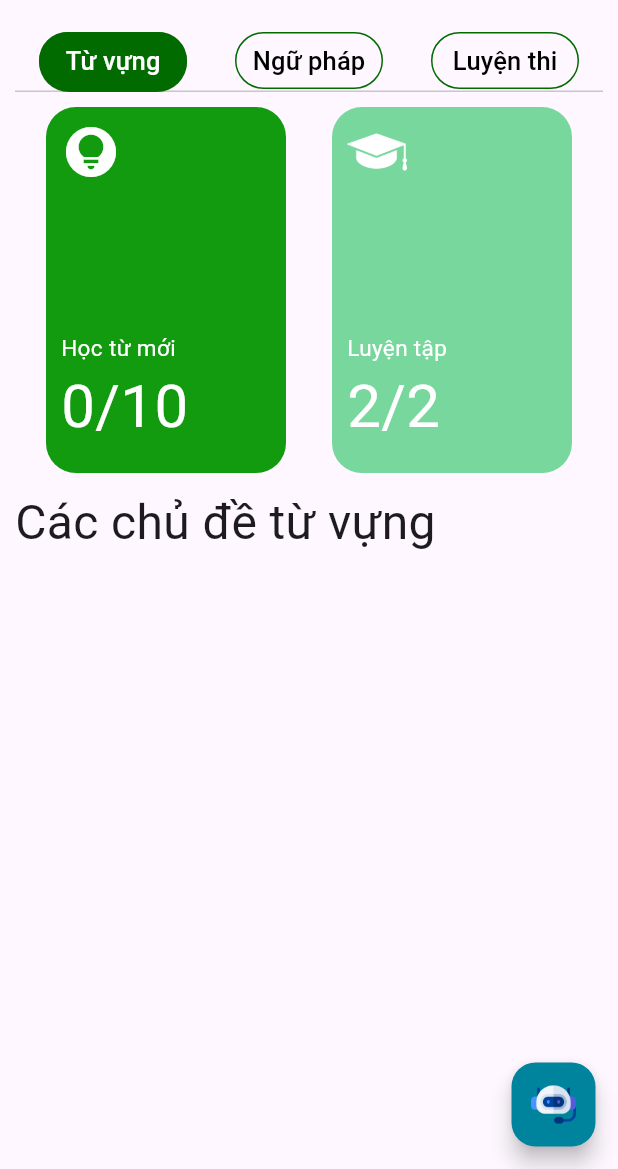
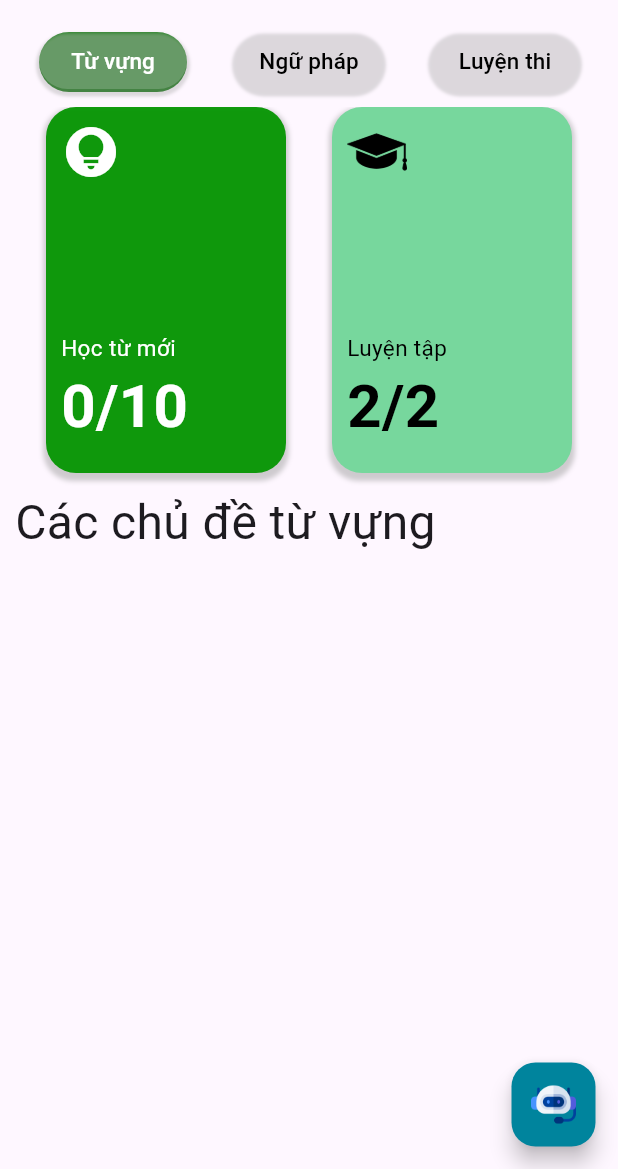
Before and after one commit to DAIKOOH12/android_nc, a Flutter app: the screen it shows once a user with an empty profile is signed in, on a phone screen of 412 x 824 dp, the part 67-1236 px from its top. Run offline on Flutter 3.47's test engine with Material 3 defaults, Android fonts, the phone set to English and light mode, and no system bars; our stand-ins replace audioplayers, cached_network_image, cloud_firestore, firebase_auth, firebase_core, fl_chart and 10 more; missing offline and left inert: flutter_facebook_auth, flutter_pdfview, syncfusion_flutter_pdfviewer; accounts and stored records are empty.

Commit message:
chinh sua giao dien

```diff
--- a/lib/pages/trangChu.dart
+++ b/lib/pages/trangChu.dart
@@ -59,9 +59,7 @@ class _trangChuState extends State<trangChu> {
 
     if (getTienDo.docs.isNotEmpty) {
       print("Đã có");
-    }
-    else {
-
+    } else {
       try {
         await FirebaseFirestore.instance.collection('tienDo').add({
           'sEmail': FirebaseAuth.instance.currentUser?.email,
@@ -102,9 +100,7 @@ class _trangChuState extends State<trangChu> {
           child: ListView(
             children: [
               Container(
-                  constraints: BoxConstraints(
-                    maxWidth: 50
-                  ),
+                constraints: BoxConstraints(maxWidth: 50),
                 padding: EdgeInsets.all(10),
                 height: 100,
                 color: Colors.green,
@@ -112,36 +108,38 @@ class _trangChuState extends State<trangChu> {
                   crossAxisAlignment: CrossAxisAlignment.center,
                   mainAxisAlignment: MainAxisAlignment.center,
                   children: [
-                      Text(name, style: TextStyle(fontSize: 18),),
-                      Text(sEmail),
+                    Text(
+                      name,
+                      style: TextStyle(fontSize: 18, color: Colors.white),
+                    ),
+                    Text(
+                      sEmail,
+                      style: TextStyle(fontSize: 15, color: Colors.white),
+                    ),
                   ],
                 ),
               ),
+              Image(image: AssetImage('images/gfu_image.jpg')),
               ElevatedButton(
-                  onPressed: (){
-                    Navigator.push(context, MaterialPageRoute(builder: (context){
+                  onPressed: () {
+                    Navigator.push(context,
+                        MaterialPageRoute(builder: (context) {
                       return tienDoHomNay();
                     }));
                   },
-                  style: ElevatedButton.styleFrom(
-
-                  ),
                   child: Row(
                     mainAxisAlignment: MainAxisAlignment.center,
                     children: [
                       Icon(Icons.insert_chart),
                       Text(
                         'Quá trình học tập',
-                        style: TextStyle(
-
-                        ),
+                        style: TextStyle(),
                       ),
                     ],
-                  )
-                ),
-                Center(
-                  child: MaterialButton(
-                    color: Colors.purple[200],
+                  )),
+              Padding(
+                padding: const EdgeInsets.fromLTRB(60,0,60,0),
+                child: ElevatedButton(
                   onPressed: () async {
                     await FirebaseAuth.instance.signOut();
                     await GoogleSignIn().signOut();
@@ -151,9 +149,12 @@ class _trangChuState extends State<trangChu> {
                           (Route<dynamic> route) => false,
                     );
                   },
-                    child: Text('Sign out'),
+                  style: ElevatedButton.styleFrom(
+                    backgroundColor: Colors.green,
                   ),
-                )
+                  child: Text('Đăng xuất',style: TextStyle(color: Colors.white),),
+                ),
+              ),
             ],
           ),
         ),
@@ -170,16 +171,15 @@ class _trangChuState extends State<trangChu> {
                 // height: 40,
                 child: Builder(
               builder: (context) => IconButton(
-                    icon: new Icon(Icons.account_circle_rounded, size: 40,),
+                icon: new Icon(
+                  Icons.account_circle_rounded,
+                  size: 40,
+                ),
                 onPressed: () => Scaffold.of(context).openEndDrawer(),
               ),
-                )
-              )
+            ))
           ],
-
         ),
-
-
         body: Stack(
           children: [
             DefaultTabController(
@@ -197,6 +197,7 @@ class _trangChuState extends State<trangChu> {
                         padding: EdgeInsets.all(10),
                         unselectedLabelColor: Colors.black,
                         indicatorSize: TabBarIndicatorSize.label,
+                        dividerColor: Colors.transparent,
                         indicator: BoxDecoration(
                           borderRadius: BorderRadius.circular(30),
                           color: Color(0xff026B00),
@@ -204,20 +205,25 @@ class _trangChuState extends State<trangChu> {
                         tabs: [
                           Tab(
                             child: Container(
-                                padding: EdgeInsets.only(left: 8, right: 8),
+                              width: 200,
+                              padding: EdgeInsets.all(5),
                               decoration: BoxDecoration(
-                                  border: Border.all(
-                                      color: Color(0xff026B00), width: 1),
-                                  borderRadius: BorderRadius.circular(30),
-                                  // color: Colors.grey[100]
+                                borderRadius: BorderRadius.circular(50),
+                                color: Color.fromRGBO(245, 245, 245, 0.2),
+                                boxShadow: [
+                                  BoxShadow(
+                                    color: Color.fromRGBO(168, 168, 168, 0.4),
+                                    spreadRadius: 2,
+                                    blurRadius: 1,
+                                    offset: Offset(0, 3),
                                   ),
-                                height: 60,
-                                width: 150,
+                                ],
+                              ),
                               child: Align(
                                 alignment: Alignment.center,
                                 child: Text(
                                   'Từ vựng',
-                                    style: TextStyle(fontSize: 17),
+                                  style: TextStyle(fontSize: 15),
                                 ),
                               ),
                             ),
@@ -225,32 +231,46 @@ class _trangChuState extends State<trangChu> {
                           Tab(
                               child: Container(
                             decoration: BoxDecoration(
-                                  border: Border.all(
-                                      color: Color(0xff026B00), width: 1),
-                                  borderRadius: BorderRadius.circular(30)),
+                              borderRadius: BorderRadius.circular(50),
+                              boxShadow: [
+                                BoxShadow(
+                                  color: Color.fromRGBO(168, 168, 168, 0.4),
+                                  spreadRadius: 2,
+                                  blurRadius: 1,
+                                  offset: Offset(0, 3),
+                                ),
+                              ],
+                            ),
                             height: 60,
                             width: 150,
                             child: Align(
                               alignment: Alignment.center,
                               child: Text(
                                 'Ngữ pháp',
-                                  style: TextStyle(fontSize: 17),
+                                style: TextStyle(fontSize: 15),
                               ),
                             ),
                           )),
                           Tab(
                             child: Container(
                               decoration: BoxDecoration(
-                                    border: Border.all(
-                                        color: Color(0xff026B00), width: 1),
-                                    borderRadius: BorderRadius.circular(30)),
+                                borderRadius: BorderRadius.circular(50),
+                                boxShadow: [
+                                  BoxShadow(
+                                    color: Color.fromRGBO(168, 168, 168, 0.4),
+                                    spreadRadius: 2,
+                                    blurRadius: 1,
+                                    offset: Offset(0, 3),
+                                  ),
+                                ],
+                              ),
                               height: 60,
                               width: 150,
                               child: Align(
                                 alignment: Alignment.center,
                                 child: Text(
                                   'Luyện thi',
-                                    style: TextStyle(fontSize: 17),
+                                  style: TextStyle(fontSize: 15),
                                 ),
                               ),
                             ),
@@ -277,13 +297,11 @@ class _trangChuState extends State<trangChu> {
                 child: FloatingActionButton(
                   onPressed: () {
                     Navigator.push(context,
-                        MaterialPageRoute(builder: (context)=>Home())
-                      );
+                        MaterialPageRoute(builder: (context) => Home()));
                   },
                   child: Container(
                     child: Image(
-                            image: AssetImage(
-                                'images/ai_chatbot_icon.png'),
+                      image: AssetImage('images/ai_chatbot_icon.png'),
                     ),
                     width: 30.0,
                     height: 30.0,
@@ -294,7 +312,6 @@ class _trangChuState extends State<trangChu> {
             ))
           ],
         ),
-
       ),
     );
   }
--- a/lib/pages/tuVung.dart
+++ b/lib/pages/tuVung.dart
@@ -63,7 +63,15 @@ class _tuVungState extends State<tuVung> {
                   height: 244,
                   decoration: BoxDecoration(
                     color: Color(0xff0039500),
-                    borderRadius: BorderRadius.circular(20)
+                    borderRadius: BorderRadius.circular(20),
+                    boxShadow: [
+                      BoxShadow(
+                        color: Colors.grey.withOpacity(0.5),
+                        spreadRadius: 2,
+                        blurRadius: 2,
+                        offset: Offset(0, 3), // changes position of shadow
+                      ),
+                    ],
                   ),
                   child: Stack(
                     children: [
@@ -81,6 +89,7 @@ class _tuVungState extends State<tuVung> {
                                 style: TextStyle(
                                     fontSize: 40,
                                     color: Colors.white,
+                                    fontWeight: FontWeight.bold
                                     // fontFamily: 'Itim'
                                 ),
                               )
@@ -99,7 +108,15 @@ class _tuVungState extends State<tuVung> {
                   height: 244,
                   decoration: BoxDecoration(
                       color: Color(0xFF77D79D),
-                      borderRadius: BorderRadius.circular(20)
+                      borderRadius: BorderRadius.circular(20),
+                    boxShadow: [
+                      BoxShadow(
+                        color: Colors.grey.withOpacity(0.5),
+                        spreadRadius: 2,
+                        blurRadius: 2,
+                        offset: Offset(0, 3), // changes position of shadow
+                      ),
+                    ],
                   ),
                   child: Stack(
                     children: [
@@ -107,21 +124,24 @@ class _tuVungState extends State<tuVung> {
                           child: Column(
                             children: [
                               ImageIcon(
-
                                 AssetImage('images/education.png'),
                                 size: 40,
-                                color: Colors.white,
+                                color: Colors.black,
                               ),
                               SizedBox(height: 100,),
                               Text(
                                 'Luyện tập',
-                                style: TextStyle(fontSize: 15, color: Colors.white),
+                                style: TextStyle(
+                                    fontSize: 15,
+                                    color: Colors.black,
+                                ),
                               ),
                               Text(
                                 '2/2',
                                 style: TextStyle(
                                   fontSize: 40,
-                                  color: Colors.white,
+                                  color: Colors.black,
+                                    fontWeight: FontWeight.bold
                                   // fontFamily: 'Itim'
                                 ),
                               )
@@ -166,8 +186,16 @@ class _tuVungState extends State<tuVung> {
                       width: size.width* 0.85,
                       height: size.height * 0.1,
                       decoration: BoxDecoration(
-                          color: Color(0xFFD9D9D9).withOpacity(0.31),
-                          borderRadius: BorderRadius.circular(18)
+                          color: Color(0xFFF3F3F3).withOpacity(1),
+                          borderRadius: BorderRadius.circular(18),
+                        boxShadow: [
+                          BoxShadow(
+                            color: Color.fromRGBO(194, 194, 194, 0.8),
+                            spreadRadius: 2,
+                            blurRadius: 2,
+                            offset: Offset(0, 3), // changes position of shadow
+                          ),
+                        ],
                       ),
                       child: Stack(
                         children: [
--- a/pubspec.yaml
+++ b/pubspec.yaml
@@ -16,7 +16,7 @@ publish_to: 'none' # Remove this line if you wish to publish to pub.dev
 # https://developer.apple.com/library/archive/documentation/General/Reference/InfoPlistKeyReference/Articles/CoreFoundationKeys.html
 # In Windows, build-name is used as the major, minor, and patch parts
 # of the product and file versions while build-number is used as the build suffix.
-version: 1.0.8+9
+version: 1.0.9+10
 
 environment:
   sdk: '>=3.3.0 <4.0.0'
@@ -53,7 +53,7 @@ dependencies:
   flip_card: ^0.7.0
   cached_network_image: ^3.3.1
   flutter_cache_manager: ^3.3.1
-
+  syncfusion_flutter_pdfviewer: ^24.2.8
 #  syncfusion_flutter_pdfviewer: ^24.2.7
 
 flutter_launcher_icons:
```
Also changed, not shown: lib/pages/CTLN.dart (+20 -12 lines), lib/pages/CT_NguPhap.dart (+21 -61 lines), lib/pages/luyenNghe.dart (+35 -45 lines), lib/pages/luỵenThi.dart (+20 -2 lines), lib/pages/nguPhap.dart (+19 -7 lines), images/gfu_image.jpg (added), pubspec.lock, 6 other files. Lines whose indentation alone changed are shown as unchanged.
